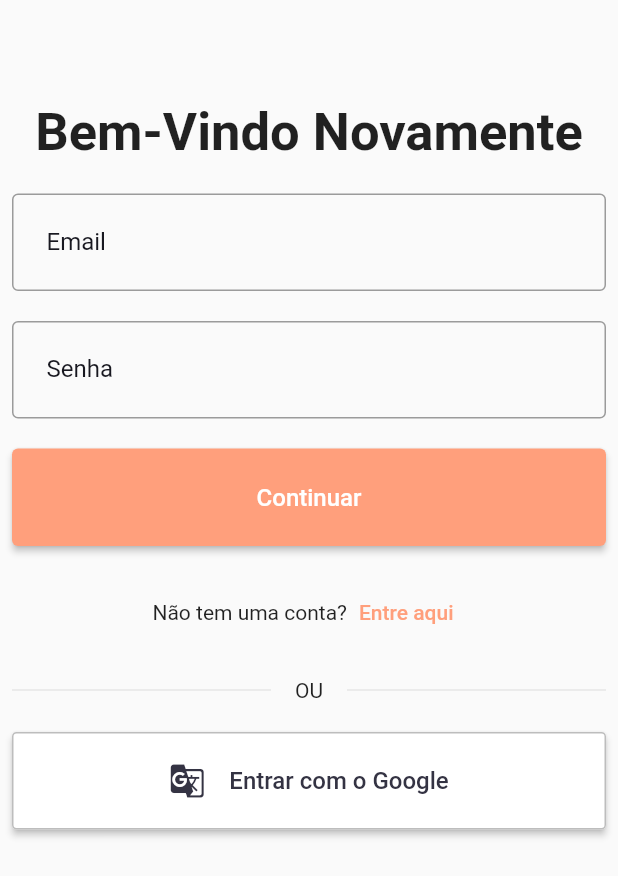
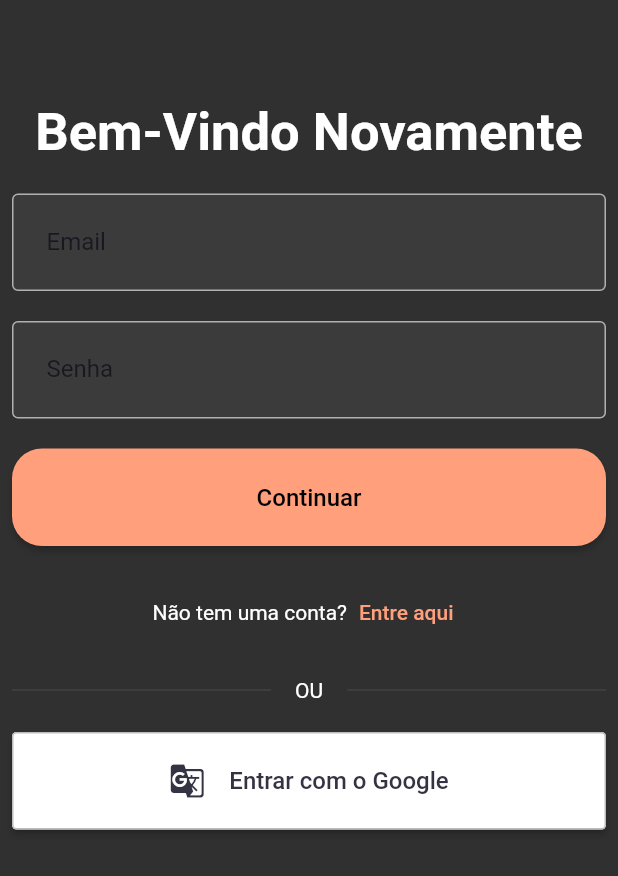
Before and after one commit to egaddini/ftchamados, a Flutter app: the screen it shows after launch, on a phone screen of 412 x 824 dp. Shown: the top 876 px of the screen. Run offline on Flutter 3.47's test engine with Material 2 defaults, Android fonts, the phone set to English and light mode, and no system bars; our stand-ins replace dio, flutter_typeahead, get, shared_preferences; missing offline and left inert: validatorless; accounts and stored records are empty.

Commit message:
Adicionado novo tema

```diff
--- /dev/null
+++ b/lib/app/config/themes/theme_constants.dart
@@ -0,0 +1,67 @@
+import 'package:flutter/material.dart';
+
+const COLOR_PRIMARY = Colors.deepOrangeAccent;
+const COLOR_ACCENT = Colors.orange;
+
+ThemeData lightTheme = ThemeData(
+  brightness: Brightness.light,
+  primaryColor: COLOR_PRIMARY,
+  floatingActionButtonTheme: FloatingActionButtonThemeData(
+    backgroundColor: COLOR_ACCENT
+  ),
+  elevatedButtonTheme: ElevatedButtonThemeData(
+    style: ButtonStyle(
+      padding: MaterialStateProperty.all<EdgeInsetsGeometry>(
+        EdgeInsets.symmetric(horizontal: 40.0,vertical: 20.0)
+      ),
+      shape: MaterialStateProperty.all<OutlinedBorder>(
+        RoundedRectangleBorder(
+          borderRadius: BorderRadius.circular(20.0))
+      ),
+      backgroundColor: MaterialStateProperty.all<Color>(COLOR_ACCENT)
+    )
+  ),
+  inputDecorationTheme: InputDecorationTheme(
+    border: OutlineInputBorder(
+      borderRadius: BorderRadius.circular(20.0),borderSide: BorderSide.none
+    ),
+    filled: true,
+    fillColor: Colors.grey.withOpacity(0.1)
+  )
+);
+
+ThemeData darkTheme = ThemeData(
+
+    brightness: Brightness.dark,
+    accentColor: Colors.white,
+    switchTheme: SwitchThemeData(
+      trackColor: MaterialStateProperty.all<Color>(Colors.grey),
+      thumbColor: MaterialStateProperty.all<Color>(Colors.white),
+    ),
+
+
+    inputDecorationTheme: InputDecorationTheme(
+        border: OutlineInputBorder(
+            borderRadius: BorderRadius.circular(20.0),borderSide: BorderSide.none
+        ),
+        filled: true,
+        fillColor: Colors.grey.withOpacity(0.1)
+    ),
+
+
+  elevatedButtonTheme: ElevatedButtonThemeData(
+      style: ButtonStyle(
+          padding: MaterialStateProperty.all<EdgeInsetsGeometry>(
+              EdgeInsets.symmetric(horizontal: 40.0,vertical: 20.0)
+          ),
+          shape: MaterialStateProperty.all<OutlinedBorder>(
+              RoundedRectangleBorder(
+                  borderRadius: BorderRadius.circular(20.0)
+              )
+          ),
+          backgroundColor: MaterialStateProperty.all<Color>(Colors.white),
+        foregroundColor: MaterialStateProperty.all<Color>(Colors.black),
+        overlayColor: MaterialStateProperty.all<Color>(Colors.black26)
+      )
+  ),
+);
--- a/lib/main.dart
+++ b/lib/main.dart
@@ -5,6 +5,7 @@ import 'package:flutter_web_plugins/flutter_web_plugins.dart';
 import 'package:get/get.dart';
 
 import 'app/config/routes/app_pages.dart';
+import 'app/config/themes/theme_constants.dart';
 
 void main() {
   setUrlStrategy(PathUrlStrategy());
@@ -18,7 +19,8 @@ class MyApp extends StatelessWidget {
   Widget build(BuildContext context) {
     return GetMaterialApp(
       title: 'Chamados',
-      theme: ThemeData(primarySwatch: Colors.blue,),
+      theme: darkTheme,
+      darkTheme: lightTheme,
       initialRoute: AppPages.initial,
       getPages: AppPages.routes,
       debugShowCheckedModeBanner: false,
```
Also changed, not shown: lib/app/config/themes/app_theme.dart (deleted, +0 -18 lines), lib/app/config/themes/theme_manager.dart (added, +14 -0 lines), lib/app/utils/helpers/helper.dart (added, +13 -0 lines).
